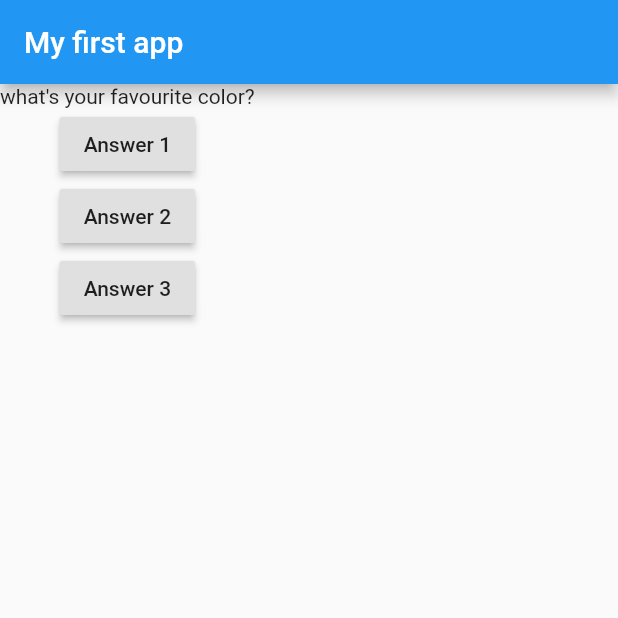
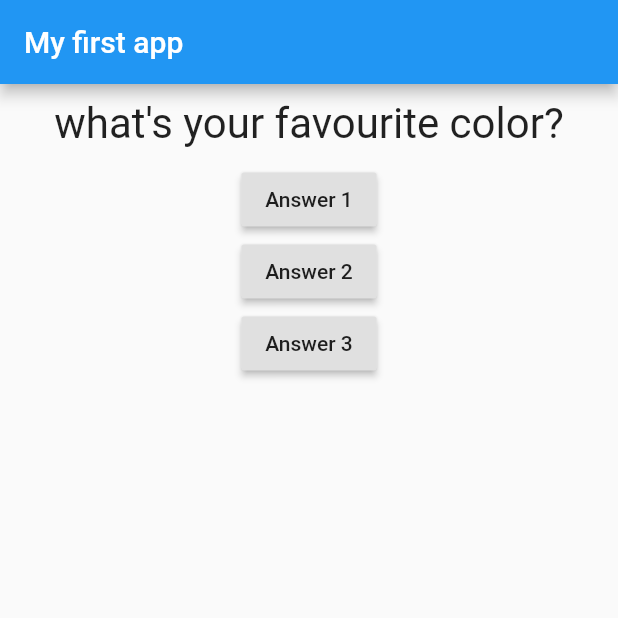
Before and after one commit to alabobriggs/flutter_welcome_flutter, a Flutter app: the screen it shows after launch, on a phone screen of 412 x 824 dp, the top half of it. Run offline on Flutter 3.47's test engine with Material 2 defaults, Android fonts, the phone set to English and light mode, and no system bars.

Commit message:
add styling to text

```diff
--- a/lib/question.dart
+++ b/lib/question.dart
@@ -7,6 +7,14 @@ class Question extends StatelessWidget {
 
   @override
   Widget build(BuildContext context) {
-    return Text(questionText);
+    return Container(
+      width: double.infinity,
+      padding: EdgeInsets.fromLTRB(10, 10, 10, 10),
+      child: Text(
+        questionText,
+        style: TextStyle(fontSize: 28),
+        textAlign: TextAlign.center,
+      ),
+    );
   }
 }
```
